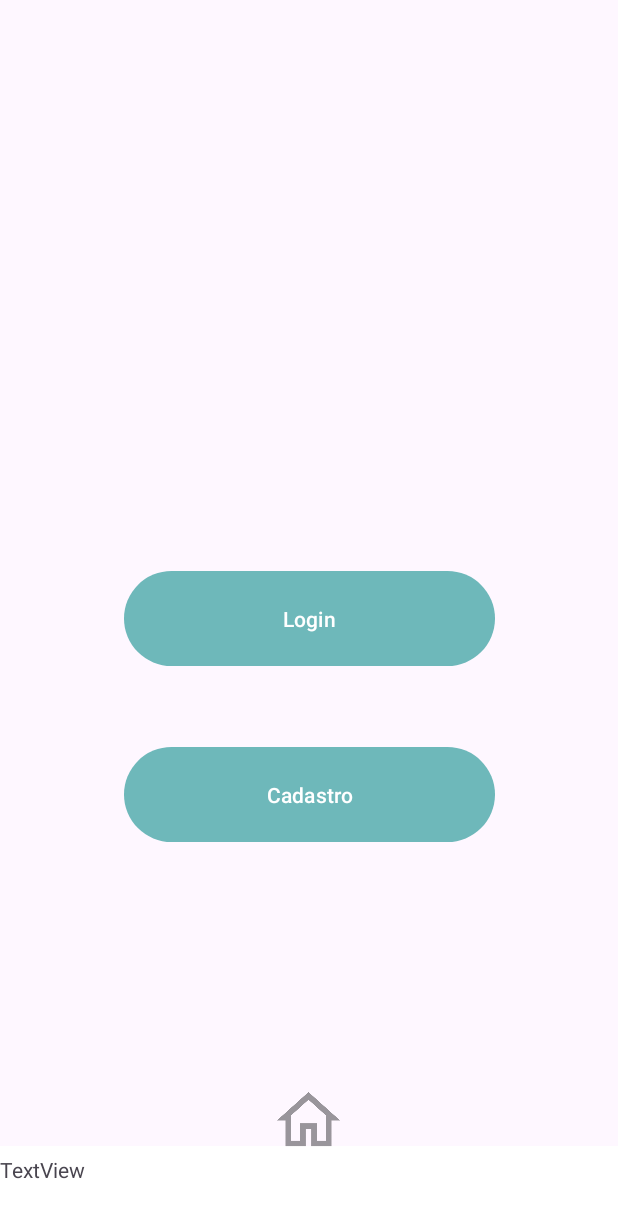
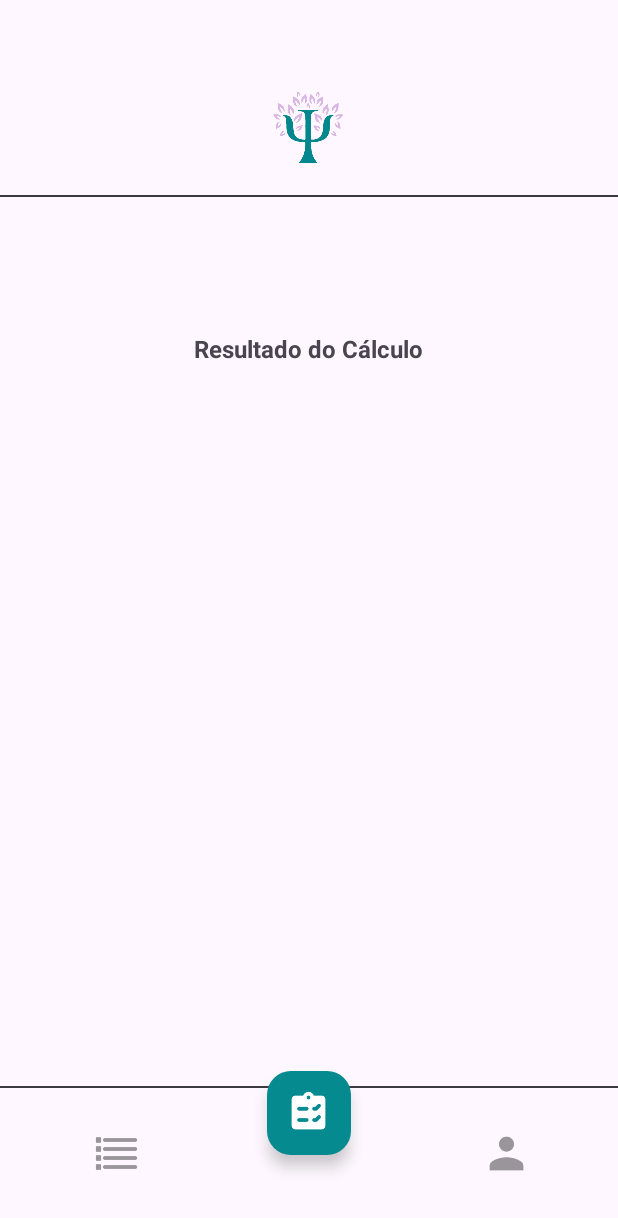
Before and after one commit to aaaaaaaaana/sprint3, an Android app: the screen it shows after launch (MainActivity), on a phone screen of 412 x 824 dp. Shown: the top 1218 px of the screen. Run offline under Robolectric (Android 15) with nearby library versions, the phone set to English and light mode, and no system bars.

Commit message:
tentando fazer a home

```diff
--- a/app/src/main/java/com/bma/healy/MainActivity.kt
+++ b/app/src/main/java/com/bma/healy/MainActivity.kt
@@ -14,32 +14,32 @@ class MainActivity : AppCompatActivity() {
         enableEdgeToEdge()
         setContentView(R.layout.activity_main)
 
-        var btnLogin:Button = findViewById(R.id.botaoLogin)
-
-
-        // adicionar evento do clique
-        btnLogin.setOnClickListener{
-
-            var intent = Intent(this, Login::class.java)
-
-            startActivity(intent)
-
-        }
-
-
-        var btnCadastro:Button = findViewById(R.id.botaoCadastro)
-
-
-        // adicionar evento do clique
-        btnCadastro.setOnClickListener{
-
-            var intent = Intent(this, Cadastro::class.java)
-
-            startActivity(intent)
-
-
-
-        }
+//        var btnLogin:Button = findViewById(R.id.botaoLogin)
+//
+//
+//        // adicionar evento do clique
+//        btnLogin.setOnClickListener{
+//
+//            var intent = Intent(this, Login::class.java)
+//
+//            startActivity(intent)
+//
+//        }
+//
+//
+//        var btnCadastro:Button = findViewById(R.id.botaoCadastro)
+//
+//
+//        // adicionar evento do clique
+//        btnCadastro.setOnClickListener{
+//
+//            var intent = Intent(this, Cadastro::class.java)
+//
+//            startActivity(intent)
+//
+//
+//
+//        }
 
     }
 }
--- a/app/src/main/res/layout/activity_cadastro.xml
+++ b/app/src/main/res/layout/activity_cadastro.xml
@@ -93,13 +93,13 @@
 
         <ScrollView
             android:layout_width="match_parent"
-            android:layout_height="match_parent"
+            android:layout_height="wrap_content"
             android:fillViewport="true"
             >
 
             <LinearLayout
                 android:layout_width="match_parent"
-                android:layout_height="match_parent"
+                android:layout_height="wrap_content"
                 android:orientation="vertical">
 
                 <TextView
@@ -225,6 +225,7 @@
                     android:backgroundTint="@color/primario"
                     android:text="@string/cadastrar"
                     android:textSize="18sp"
+                    android:visibility="visible"
                     app:cornerRadius="20dp" />
 
                 <TextView
@@ -235,12 +236,13 @@
                     android:layout_marginHorizontal="35dp"
                     android:layout_marginTop="20dp"
                     android:layout_marginBottom="60dp"
+                    android:clickable="true"
+                    android:focusable="true"
                     android:text="@string/j_possui_login_clique_aqui_para_logar"
                     android:textColor="@color/primario"
                     android:textSize="14sp"
                     android:textStyle="bold"
-                    android:clickable="true"
-                    android:focusable="true" />
+                    android:visibility="visible" />
             </LinearLayout>
         </ScrollView>
 
--- a/app/src/main/res/layout/activity_main.xml
+++ b/app/src/main/res/layout/activity_main.xml
@@ -1,81 +1,209 @@
 <?xml version="1.0" encoding="utf-8"?>
-<androidx.constraintlayout.widget.ConstraintLayout xmlns:android="http://schemas.android.com/apk/res/android"
+<androidx.constraintlayout.widget.ConstraintLayout
+    xmlns:android="http://schemas.android.com/apk/res/android"
     xmlns:app="http://schemas.android.com/apk/res-auto"
     xmlns:tools="http://schemas.android.com/tools"
-    android:id="@+id/main"
     android:layout_width="match_parent"
     android:layout_height="match_parent"
     tools:context=".MainActivity">
 
-    <Button
-        android:id="@+id/botaoLogin"
-        android:layout_width="247dp"
-        android:layout_height="71dp"
-        android:text="Login"
-        app:layout_constraintBottom_toBottomOf="parent"
-        app:layout_constraintEnd_toEndOf="parent"
-        app:layout_constraintHorizontal_bias="0.5"
+    <ScrollView
+        android:id="@+id/scrollView2"
+        android:layout_width="0dp"
+        android:layout_height="0dp"
+        app:layout_constraintTop_toTopOf="parent"
+        app:layout_constraintBottom_toTopOf="@+id/coordinatorLayout"
         app:layout_constraintStart_toStartOf="parent"
-        app:layout_constraintTop_toTopOf="parent"
-        app:layout_constraintVertical_bias="0.5" />
+        app:layout_constraintEnd_toEndOf="parent">
 
-    <Button
-        android:id="@+id/botaoCadastro"
-        android:layout_width="247dp"
-        android:layout_height="71dp"
-        android:text="Cadastro"
-        app:layout_constraintBottom_toBottomOf="parent"
-        app:layout_constraintEnd_toEndOf="parent"
-        app:layout_constraintStart_toStartOf="parent"
-        app:layout_constraintTop_toTopOf="parent"
-        app:layout_constraintVertical_bias="0.656" />
+        <LinearLayout
+            android:layout_width="match_parent"
+            android:layout_height="wrap_content"
+            android:orientation="vertical" >
+
+            <ImageView
+                android:id="@+id/logo"
+                android:layout_width="50dp"
+                android:layout_height="50dp"
+                android:layout_marginTop="60dp"
+                android:layout_gravity="center"
+                android:src="@drawable/logo" />
+
+            <View
+                android:id="@+id/headerLine"
+                android:layout_width="match_parent"
+                android:layout_height="1dp"
+                android:layout_marginTop="20dp"
+                android:background="#3B3A40" />
+
+            <LinearLayout
+                android:layout_width="match_parent"
+                android:layout_height="match_parent"
+                android:orientation="horizontal">
+
+                <androidx.constraintlayout.widget.ConstraintLayout
+                    android:layout_width="match_parent"
+                    android:layout_height="match_parent">
+
+                    <LinearLayout
+                        android:layout_width="match_parent"
+                        android:layout_height="match_parent"
+                        android:orientation="vertical"
+                        android:layout_marginTop="90dp"
+                        app:layout_constraintEnd_toEndOf="parent"
+                        app:layout_constraintStart_toStartOf="parent"
+                        app:layout_constraintTop_toTopOf="parent">
+
+                        <LinearLayout
+                            android:layout_width="match_parent"
+                            android:layout_height="match_parent"
+                            android:gravity="center"
+                            android:orientation="horizontal">
+
+                            <TextView
+                                android:id="@+id/textView"
+                                android:layout_width="wrap_content"
+                                android:layout_height="match_parent"
+                                android:text="Resultado do Cálculo"
+                                android:textSize="16dp"
+                                android:textStyle="bold" />
+                        </LinearLayout>
+
+                        <androidx.recyclerview.widget.RecyclerView
+                            android:layout_width="match_parent"
+                            android:layout_height="match_parent"
+                            android:clipToPadding="false"
+                            android:paddingStart="24dp"
+                            android:paddingEnd="24dp"/>
+
+                    </LinearLayout>
+                </androidx.constraintlayout.widget.ConstraintLayout>
+
+            </LinearLayout>
+        </LinearLayout>
+
+
+
+    </ScrollView>
 
     <androidx.coordinatorlayout.widget.CoordinatorLayout
+        android:id="@+id/coordinatorLayout"
         android:layout_width="match_parent"
         android:layout_height="100dp"
         app:layout_constraintBottom_toBottomOf="parent"
         app:layout_constraintEnd_toEndOf="parent"
+        android:layout_marginBottom="20dp"
         app:layout_constraintStart_toStartOf="parent">
 
+        <View
+            android:id="@+id/embaixo"
+            android:layout_width="match_parent"
+            android:layout_height="1dp"
+            android:layout_marginTop="20dp"
+            android:background="#3B3A40" />
+
         <com.google.android.material.bottomappbar.BottomAppBar
+            android:id="@+id/menu"
             android:layout_width="match_parent"
             android:layout_height="60dp"
-            app:backgroundTint="@color/white"
             android:layout_gravity="bottom"
-            android:id="@+id/menu">
-        </com.google.android.material.bottomappbar.BottomAppBar>
+            android:backgroundTint="#00FFFFFF"
+            app:fabAlignmentMode="center"
+            app:fabCradleMargin="8dp"
+            app:fabCradleRoundedCornerRadius="50dp"
+            app:fabCradleVerticalOffset="6dp">
 
-        <LinearLayout
-            android:layout_width="match_parent"
-            android:layout_height="match_parent"
-            android:orientation="horizontal">
+
 
             <LinearLayout
                 android:layout_width="match_parent"
                 android:layout_height="match_parent"
-                android:orientation="vertical">
+                android:gravity="center"
+                android:orientation="horizontal">
 
-                <ImageView
-                    android:id="@+id/imageView12"
-                    android:layout_width="158dp"
-                    android:layout_height="46dp"
-                    app:layout_anchor="@+id/menu"
-                    android:layout_gravity="center_horizontal"
-                    app:srcCompat="@drawable/home" />
+                <LinearLayout
+                    android:layout_width="0dp"
+                    android:layout_height="match_parent"
+                    android:layout_weight="0.31"
+                    android:gravity="center_horizontal"
+                    android:orientation="vertical">
 
-                <TextView
-                    android:id="@+id/textView12"
-                    android:layout_width="match_parent"
-                    android:layout_height="wrap_content"
-                    android:text="TextView" />
+                    <ImageView
+                        android:id="@+id/formulario"
+                        android:layout_width="30dp"
+                        android:layout_height="30dp"
+                        android:layout_gravity="center"
+                        android:layout_marginTop="10dp"
+                        app:srcCompat="@drawable/formulario" />
+                </LinearLayout>
 
+                <LinearLayout
+                    android:layout_width="0dp"
+                    android:layout_height="match_parent"
+                    android:layout_weight="0.33"
+                    android:gravity="center_horizontal"
+                    android:orientation="vertical">
+
+                    <ImageView
+                        android:id="@+id/meio"
+                        android:layout_width="30dp"
+                        android:layout_height="30dp"
+                        android:layout_gravity="center"
+                        android:layout_marginTop="10dp"
+                        android:visibility="invisible"
+                        app:srcCompat="@drawable/home" />
+                </LinearLayout>
+
+                <LinearLayout
+                    android:layout_width="0dp"
+                    android:layout_height="match_parent"
+                    android:layout_weight="0.33"
+                    android:gravity="center_horizontal"
+                    android:orientation="vertical">
+
+                    <ImageView
+                        android:id="@+id/perfil"
+                        android:layout_width="30dp"
+                        android:layout_height="30dp"
+                        android:layout_gravity="center"
+                        android:layout_marginTop="10dp"
+                        app:srcCompat="@drawable/perfil" />
+                </LinearLayout>
             </LinearLayout>
+        </com.google.android.material.bottomappbar.BottomAppBar>
 
-        </LinearLayout>
-
-
-
+        <com.google.android.material.floatingactionbutton.FloatingActionButton
+            android:layout_width="wrap_content"
+            android:layout_height="wrap_content"
+            android:layout_gravity="center_horizontal"
+            android:layout_marginTop="10dp"
+            android:backgroundTint="#048A8F"
+            android:src="@drawable/resultado"
+            app:maxImageSize="30dp"
+            app:tint="@color/white" />
     </androidx.coordinatorlayout.widget.CoordinatorLayout>
 
+<!--    <Button-->
+<!--        android:id="@+id/botaoLogin"-->
+<!--        android:layout_width="247dp"-->
+<!--        android:layout_height="71dp"-->
+<!--        android:text="Login"-->
+<!--        app:layout_constraintBottom_toBottomOf="parent"-->
+<!--        app:layout_constraintEnd_toEndOf="parent"-->
+<!--        app:layout_constraintHorizontal_bias="0.5"-->
+<!--        app:layout_constraintStart_toStartOf="parent"-->
+<!--        app:layout_constraintTop_toTopOf="parent"-->
+<!--        app:layout_constraintVertical_bias="0.5" />-->
+
+<!--    <Button-->
+<!--        android:id="@+id/botaoCadastro"-->
+<!--        android:layout_width="247dp"-->
+<!--        android:layout_height="71dp"-->
+<!--        android:text="Cadastro"-->
+<!--        app:layout_constraintBottom_toBottomOf="parent"-->
+<!--        app:layout_constraintEnd_toEndOf="parent"-->
+<!--        app:layout_constraintStart_toStartOf="parent"-->
+<!--        app:layout_constraintTop_toTopOf="parent"-->
+<!--        app:layout_constraintVertical_bias="0.656" />-->
 
 </androidx.constraintlayout.widget.ConstraintLayout>
--- a/app/src/main/res/values-night/themes.xml
+++ b/app/src/main/res/values-night/themes.xml
@@ -15,7 +15,7 @@
     </style>
 
     <style name="fundo">
-        <item name="android:background">#272727</item>
+        <item name="android:background">#141218</item>
     </style>
 
 </resources>
```
Also changed, not shown: app/src/main/res/drawable/formulario.png (added).
